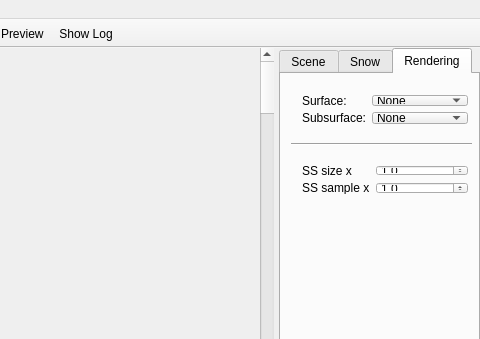
Above: src/qtgui/mainwindow.ui from tomka/mitsuba-renderer before the change; both pictures show x 257 to 737 and y 0 to 339 of the 737 by 656 pixel window. Below: the same form after it.
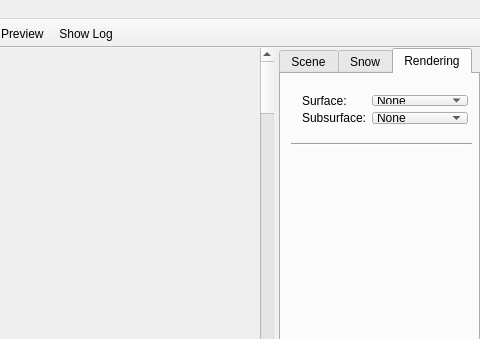
That is the form after the change. Icons and pictures are not drawn. Custom widgets are drawn as their Qt base class.

Commit message: Add Wiscombe settings and redesign snow settings display

Patch:
```diff
--- a/src/qtgui/mainwindow.ui
+++ b/src/qtgui/mainwindow.ui
@@ -855,73 +855,6 @@
           </item>
          </layout>
         </widget>
-        <widget class="QWidget" name="formLayoutWidget_4">
-         <property name="geometry">
-          <rect>
-           <x>0</x>
-           <y>80</y>
-           <width>188</width>
-           <height>51</height>
-          </rect>
-         </property>
-         <layout class="QFormLayout" name="formLayout_7">
-          <item row="0" column="0">
-           <widget class="QLabel" name="subsurfaceSizeLabel">
-            <property name="text">
-             <string>SS size x</string>
-            </property>
-           </widget>
-          </item>
-          <item row="0" column="1">
-           <widget class="QDoubleSpinBox" name="subsurfaceSizeSpinBox">
-            <property name="maximumSize">
-             <size>
-              <width>100</width>
-              <height>16777215</height>
-             </size>
-            </property>
-            <property name="decimals">
-             <number>1</number>
-            </property>
-            <property name="maximum">
-             <double>100000.000000000000000</double>
-            </property>
-            <property name="singleStep">
-             <double>0.100000000000000</double>
-            </property>
-            <property name="value">
-             <double>1.000000000000000</double>
-            </property>
-           </widget>
-          </item>
-          <item row="1" column="0">
-           <widget class="QLabel" name="subsurfaceSampleFactorLabel">
-            <property name="text">
-             <string>SS sample x</string>
-            </property>
-           </widget>
-          </item>
-          <item row="1" column="1">
-           <widget class="QDoubleSpinBox" name="subsurfaceSampleFactorSpinBox">
-            <property name="maximumSize">
-             <size>
-              <width>100</width>
-              <height>16777215</height>
-             </size>
-            </property>
-            <property name="decimals">
-             <number>1</number>
-            </property>
-            <property name="maximum">
-             <double>100000.000000000000000</double>
-            </property>
-            <property name="value">
-             <double>1.000000000000000</double>
-            </property>
-           </widget>
-          </item>
-         </layout>
-        </widget>
         <widget class="Line" name="line_2">
          <property name="geometry">
           <rect>
@@ -935,6 +868,17 @@
           <enum>Qt::Horizontal</enum>
          </property>
         </widget>
+        <widget class="QWidget" name="verticalLayoutWidget">
+         <property name="geometry">
+          <rect>
+           <x>0</x>
+           <y>80</y>
+           <width>181</width>
+           <height>461</height>
+          </rect>
+         </property>
+         <layout class="QVBoxLayout" name="materialSettingsLayout"/>
+        </widget>
        </widget>
       </widget>
      </widget>
```
The commit also changes 5 other files.
